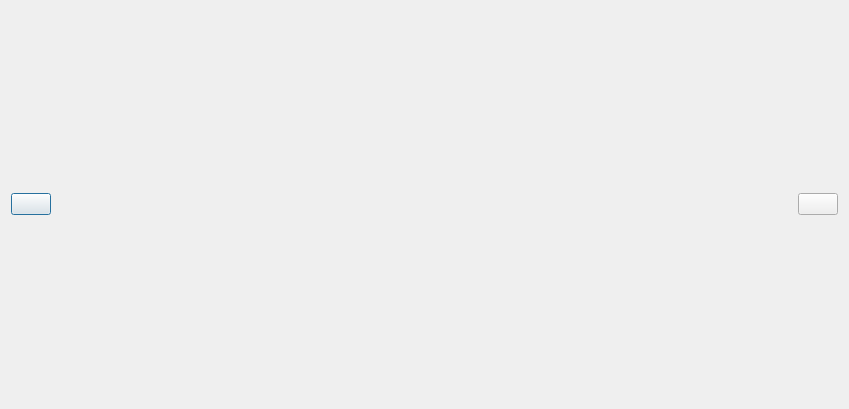
Before: the Qt Designer form krita/plugins/extensions/dockers/animation/kis_onion_skin_dialog.ui in KDE/krita, drawn with Qt 5.
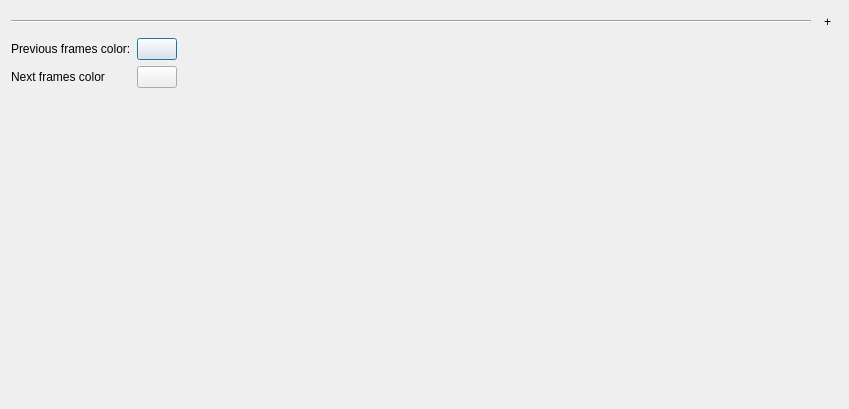
After: the same form once the commit is applied. Custom widgets are drawn as their Qt base class.

Commit message: Implement a proper Onion Skin configuration dialog

Diff of the .ui file:
```diff
--- a/krita/plugins/extensions/dockers/animation/kis_onion_skin_dialog.ui
+++ b/krita/plugins/extensions/dockers/animation/kis_onion_skin_dialog.ui
@@ -15,54 +15,101 @@
   </property>
   <layout class="QVBoxLayout" name="verticalLayout">
    <item>
-    <layout class="QHBoxLayout" name="horizontalLayout">
-     <item>
-      <widget class="KColorButton" name="btnBackwardColor">
-       <property name="text">
-        <string/>
-       </property>
-      </widget>
-     </item>
-     <item>
-      <spacer name="horizontalSpacer">
-       <property name="orientation">
-        <enum>Qt::Horizontal</enum>
-       </property>
-       <property name="sizeHint" stdset="0">
-        <size>
-         <width>40</width>
-         <height>20</height>
-        </size>
-       </property>
-      </spacer>
-     </item>
-     <item>
-      <widget class="KisDoubleSliderSpinBox" name="doubleTintFactor" native="true"/>
-     </item>
-     <item>
-      <spacer name="horizontalSpacer_2">
-       <property name="orientation">
-        <enum>Qt::Horizontal</enum>
-       </property>
-       <property name="sizeHint" stdset="0">
-        <size>
-         <width>40</width>
-         <height>20</height>
-        </size>
-       </property>
-      </spacer>
-     </item>
-     <item>
-      <widget class="KColorButton" name="btnForwardColor">
-       <property name="text">
-        <string/>
-       </property>
-      </widget>
-     </item>
+    <layout class="QVBoxLayout" name="slidersLayout">
+     <property name="spacing">
+      <number>0</number>
+     </property>
     </layout>
    </item>
    <item>
-    <layout class="QGridLayout" name="gridLayout"/>
+    <layout class="QVBoxLayout" name="buttonsLayout">
+     <item>
+      <layout class="QHBoxLayout" name="hideShowButtonlayout">
+       <item>
+        <widget class="Line" name="line">
+         <property name="orientation">
+          <enum>Qt::Horizontal</enum>
+         </property>
+        </widget>
+       </item>
+       <item>
+        <widget class="QToolButton" name="btnShowHide">
+         <property name="text">
+          <string>+</string>
+         </property>
+         <property name="checkable">
+          <bool>true</bool>
+         </property>
+         <property name="checked">
+          <bool>false</bool>
+         </property>
+         <property name="autoRaise">
+          <bool>true</bool>
+         </property>
+        </widget>
+       </item>
+      </layout>
+     </item>
+     <item>
+      <layout class="QHBoxLayout" name="horizontalLayout_2">
+       <item>
+        <layout class="QFormLayout" name="formLayout">
+         <item row="0" column="0">
+          <widget class="QLabel" name="lblPrevColor">
+           <property name="text">
+            <string>Previous frames color:</string>
+           </property>
+          </widget>
+         </item>
+         <item row="1" column="0">
+          <widget class="QLabel" name="lblNextColor">
+           <property name="text">
+            <string>Next frames color</string>
+           </property>
+          </widget>
+         </item>
+         <item row="0" column="1">
+          <widget class="KColorButton" name="btnBackwardColor">
+           <property name="text">
+            <string/>
+           </property>
+          </widget>
+         </item>
+         <item row="1" column="1">
+          <widget class="KColorButton" name="btnForwardColor">
+           <property name="text">
+            <string/>
+           </property>
+          </widget>
+         </item>
+        </layout>
+       </item>
+       <item>
+        <spacer name="horizontalSpacer_3">
+         <property name="orientation">
+          <enum>Qt::Horizontal</enum>
+         </property>
+         <property name="sizeHint" stdset="0">
+          <size>
+           <width>40</width>
+           <height>0</height>
+          </size>
+         </property>
+        </spacer>
+       </item>
+      </layout>
+     </item>
+     <item>
+      <widget class="KisDoubleSliderSpinBox" name="doubleTintFactor" native="true">
+       <property name="minimumSize">
+        <size>
+         <width>50</width>
+         <height>0</height>
+        </size>
+       </property>
+      </widget>
+     </item>
+    </layout>
    </item>
   </layout>
  </widget>
```
The commit also changes 17 other files.
